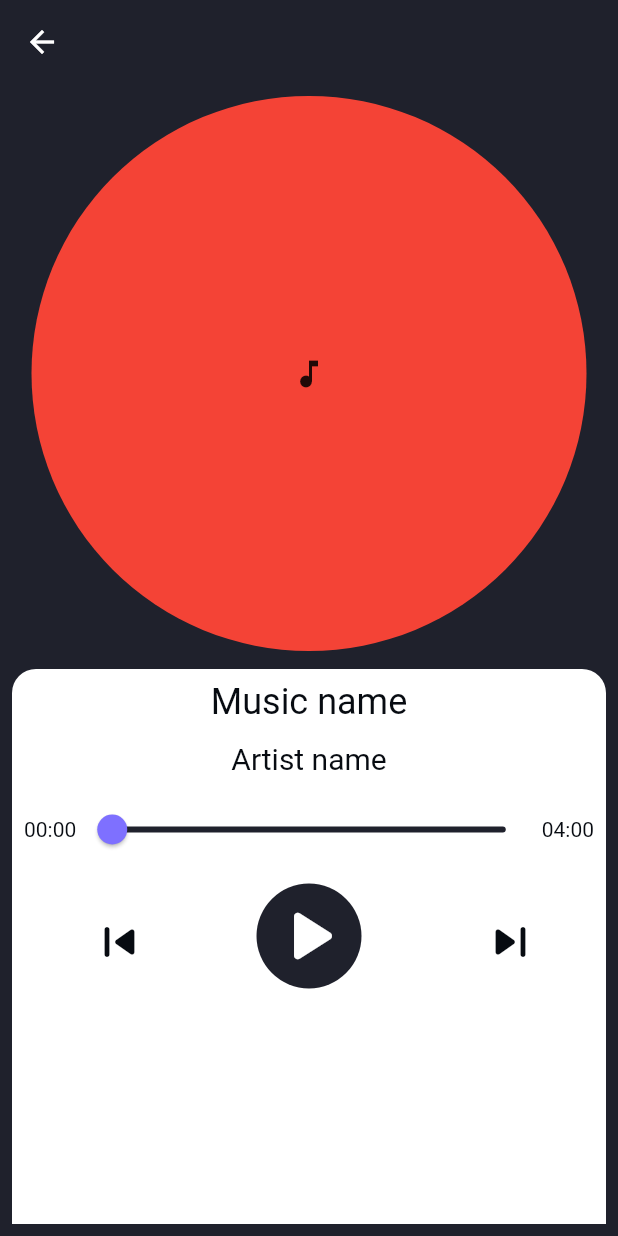
After one commit to HimanshuRaj05/MusicAppFlutter, a Flutter app: the Player screen opened directly, on a phone screen of 412 x 824 dp. The commit adds this screen. Run offline on Flutter 3.47's test engine with Material 2 defaults, Android fonts, the phone set to English and light mode, and no system bars; our stand-ins replace get, just_audio, on_audio_query, permission_handler.

Commit message:
Working play screen

```diff
--- a/lib/views/home.dart
+++ b/lib/views/home.dart
@@ -5,6 +5,7 @@ import 'package:get/get.dart';
 import 'package:music_app/consts/colors.dart';
 import 'package:music_app/consts/text_style.dart';
 import 'package:music_app/controllers/player_controller.dart';
+import 'package:music_app/views/player.dart';
 import 'package:on_audio_query/on_audio_query.dart';
 
 class Home extends StatelessWidget {
@@ -95,8 +96,10 @@ class Home extends StatelessWidget {
                                     )
                                   : null,
                               onTap: () {
-                                controller.playSong(
-                                    snapshot.data![index].uri, index);
+                                Get.to(() => const Player());
+
+                                // controller.playSong(
+                                //     snapshot.data![index].uri, index);
                               },
                             ),
                           ),
--- /dev/null
+++ b/lib/views/player.dart
@@ -0,0 +1,126 @@
+import 'package:flutter/material.dart';
+import 'package:music_app/consts/text_style.dart';
+
+import '../consts/colors.dart';
+
+class Player extends StatelessWidget {
+  const Player({super.key});
+
+  @override
+  Widget build(BuildContext context) {
+    return Scaffold(
+      backgroundColor: bgColor,
+      appBar: AppBar(),
+      body: Padding(
+        padding: const EdgeInsets.all(8.0),
+        child: Column(
+          children: [
+            Expanded(
+                child: Container(
+              decoration: BoxDecoration(
+                shape: BoxShape.circle,
+                color: Colors.red,
+              ),
+              alignment: Alignment.center,
+              child: const Icon(Icons.music_note),
+            )),
+            SizedBox(
+              height: 12,
+            ),
+            Expanded(
+              child: Container(
+                padding: EdgeInsets.all(8),
+                alignment: Alignment.center,
+                decoration: BoxDecoration(
+                  color: whiteColor,
+                  borderRadius: BorderRadius.vertical(top: Radius.circular(16)),
+                ),
+                child: Column(children: [
+                  Text(
+                    "Music name",
+                    style: ourStyle(
+                      color: bgDarkColor,
+                      size: 24,
+                    ),
+                  ),
+                  const SizedBox(
+                    height: 12,
+                  ),
+                  Text(
+                    "Artist name",
+                    style: ourStyle(
+                      color: bgDarkColor,
+                      size: 20,
+                    ),
+                  ),
+                  const SizedBox(
+                    height: 12,
+                  ),
+                  Row(
+                    children: [
+                      Text(
+                        "00:00",
+                        style: ourStyle(
+                          color: bgDarkColor,
+                        ),
+                      ),
+                      Expanded(
+                          child: Slider(
+                              thumbColor: sliderColor,
+                              activeColor: sliderColor,
+                              inactiveColor: bgColor,
+                              value: 0.0,
+                              onChanged: (newValue) {})),
+                      Text(
+                        "04:00",
+                        style: ourStyle(
+                          color: bgDarkColor,
+                        ),
+                      ),
+                    ],
+                  ),
+                  SizedBox(
+                    height: 12,
+                  ),
+                  Row(
+                    mainAxisAlignment: MainAxisAlignment.spaceAround,
+                    children: [
+                      IconButton(
+                        onPressed: () {},
+                        icon: Icon(
+                          Icons.skip_previous_rounded,
+                          size: 40,
+                          color: bgDarkColor,
+                        ),
+                      ),
+                      CircleAvatar(
+                        radius: 35,
+                        backgroundColor: bgColor,
+                        child: Transform.scale(
+                          scale: 2.5,
+                          child: IconButton(
+                              onPressed: () {},
+                              icon: Icon(
+                                Icons.play_arrow_rounded,
+                                color: whiteColor,
+                              )),
+                        ),
+                      ),
+                      IconButton(
+                          onPressed: () {},
+                          icon: Icon(
+                            Icons.skip_next_rounded,
+                            size: 40,
+                            color: bgDarkColor,
+                          )),
+                    ],
+                  )
+                ]),
+              ),
+            ),
+          ],
+        ),
+      ),
+    );
+  }
+}
```
